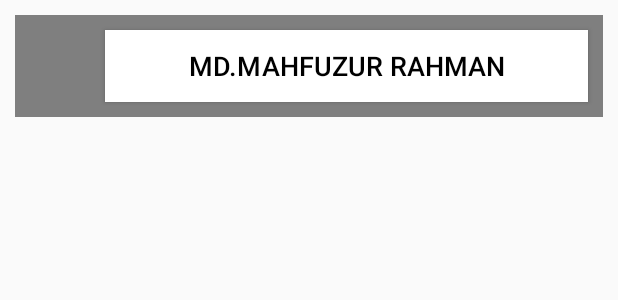
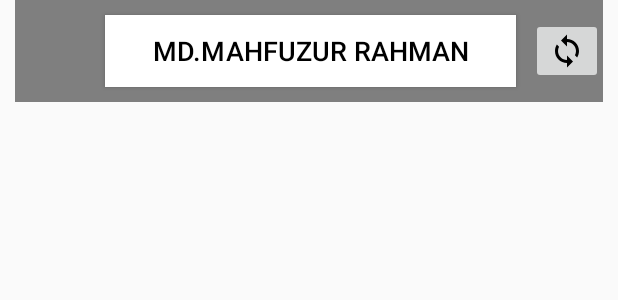
Before and after one commit to chabedalam11/file-download-android-app, an Android app: the layout file_list.xml on its own in the app's theme, with its tools: preview values and no code run, on a phone screen of 412 x 824 dp. Shown: the top 300 px of the screen. Run offline under Robolectric (Android 15) with nearby library versions, the phone set to English and light mode, and no system bars.

Commit message:
chabed => add sync option

```diff
--- a/app/src/main/java/com/example/fajlehrabbi/appmcci/Activity/Home.java
+++ b/app/src/main/java/com/example/fajlehrabbi/appmcci/Activity/Home.java
@@ -115,7 +115,7 @@ public class Home extends AppCompatActivity {
         home.setOnClickListener(new View.OnClickListener() {
             @Override
             public void onClick(View view) {
-                Toast.makeText(con, "Click saHome", Toast.LENGTH_SHORT).show();
+                //Toast.makeText(con, "Click saHome", Toast.LENGTH_SHORT).show();
             }
         });
 
--- a/app/src/main/java/com/example/fajlehrabbi/appmcci/Activity/MainActivity.java
+++ b/app/src/main/java/com/example/fajlehrabbi/appmcci/Activity/MainActivity.java
@@ -25,6 +25,7 @@ import com.example.fajlehrabbi.appmcci.R;
 import com.example.fajlehrabbi.appmcci.Retrofit.ApiClient;
 import com.example.fajlehrabbi.appmcci.Retrofit.ApiInterface;
 import com.example.fajlehrabbi.appmcci.Utilities.AppConstant;
+import com.example.fajlehrabbi.appmcci.Utilities.Permissions;
 import com.example.fajlehrabbi.appmcci.Utilities.PersistData;
 import com.example.fajlehrabbi.appmcci.Utils;
 import com.google.gson.GsonBuilder;
@@ -53,6 +54,8 @@ public class MainActivity extends AppCompatActivity {
         super.onCreate(savedInstanceState);
         setContentView(R.layout.activity_main);
         con = this;
+        //set run time permission
+        new Permissions(con).checkWriteExternalStoragePermission();
         signinactivity = this;
         dbTransaction= new MCCIDBTransaction(con);
         initUI();
--- a/app/src/main/java/com/example/fajlehrabbi/appmcci/Utils.java
+++ b/app/src/main/java/com/example/fajlehrabbi/appmcci/Utils.java
@@ -24,7 +24,6 @@ public class Utils {
     public static void showLoader(Context context){
         dialog = ProgressDialog.show(context, "",
                 "Loading. Please wait...", true);
-        //dialog.setCancelable(false);
     }
 
     public static void hideLoader(){
--- /dev/null
+++ b/app/src/main/res/drawable/ic_sync_black_24dp.xml
@@ -0,0 +1,9 @@
+<vector xmlns:android="http://schemas.android.com/apk/res/android"
+        android:width="24dp"
+        android:height="24dp"
+        android:viewportWidth="24.0"
+        android:viewportHeight="24.0">
+    <path
+        android:fillColor="#FF000000"
+        android:pathData="M12,4L12,1L8,5l4,4L12,6c3.31,0 6,2.69 6,6 0,1.01 -0.25,1.97 -0.7,2.8l1.46,1.46C19.54,15.03 20,13.57 20,12c0,-4.42 -3.58,-8 -8,-8zM12,18c-3.31,0 -6,-2.69 -6,-6 0,-1.01 0.25,-1.97 0.7,-2.8L5.24,7.74C4.46,8.97 4,10.43 4,12c0,4.42 3.58,8 8,8v3l4,-4 -4,-4v3z"/>
+</vector>
--- a/app/src/main/res/layout/file_list.xml
+++ b/app/src/main/res/layout/file_list.xml
@@ -5,10 +5,18 @@
     android:descendantFocusability="blocksDescendants">
 
     <LinearLayout
-        android:layout_width="fill_parent"
+        android:layout_width="match_parent"
         android:layout_height="wrap_content"
-        android:background="@color/date"
-        android:layout_margin="10dp">
+        android:layout_margin="10dp"
+        android:layout_gravity=""
+        android:orientation="horizontal"
+        android:background="@color/date">
+
+        <LinearLayout
+            android:layout_width="0dp"
+            android:layout_weight="1"
+            android:layout_height="wrap_content"
+            android:background="@color/date">
 
             <ImageView
                 android:id="@+id/ivFile"
@@ -34,4 +42,17 @@
 
         </LinearLayout>
 
+
+
+        <ImageButton
+            android:id="@+id/btnSync"
+            android:layout_width="wrap_content"
+            android:layout_height="wrap_content"
+            android:layout_gravity="center"
+            android:src="@drawable/ic_sync_black_24dp"/>
+
     </LinearLayout>
+
+
+
+</LinearLayout>
```
Also changed, not shown: app/src/main/java/com/example/fajlehrabbi/appmcci/Adapter/FileAdapter.java (+55 -11 lines), app/src/main/java/com/example/fajlehrabbi/appmcci/DownloadTask.java (+24 -12 lines), 1 other file. Lines whose indentation alone changed are shown as unchanged.
